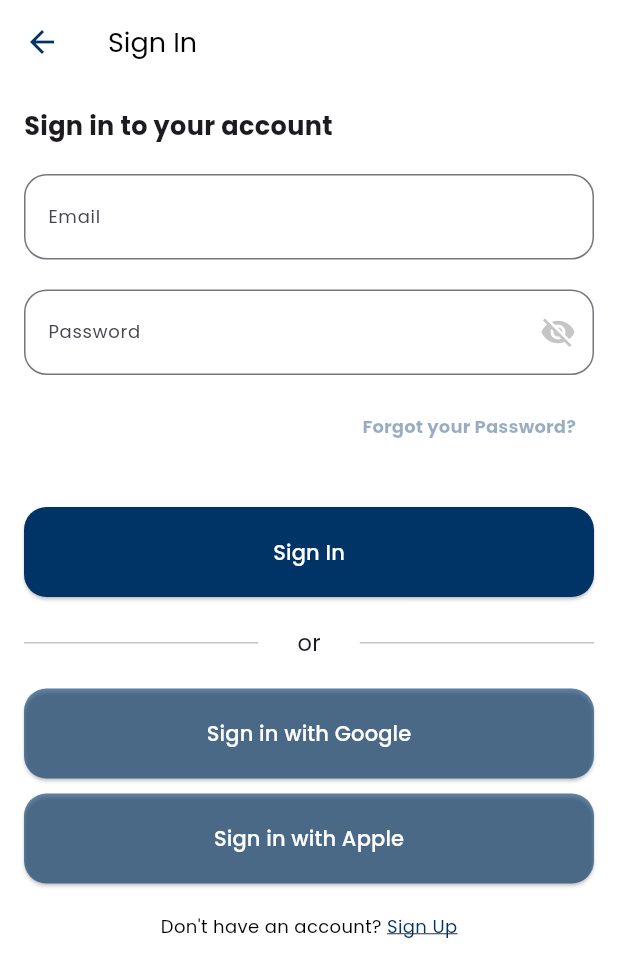
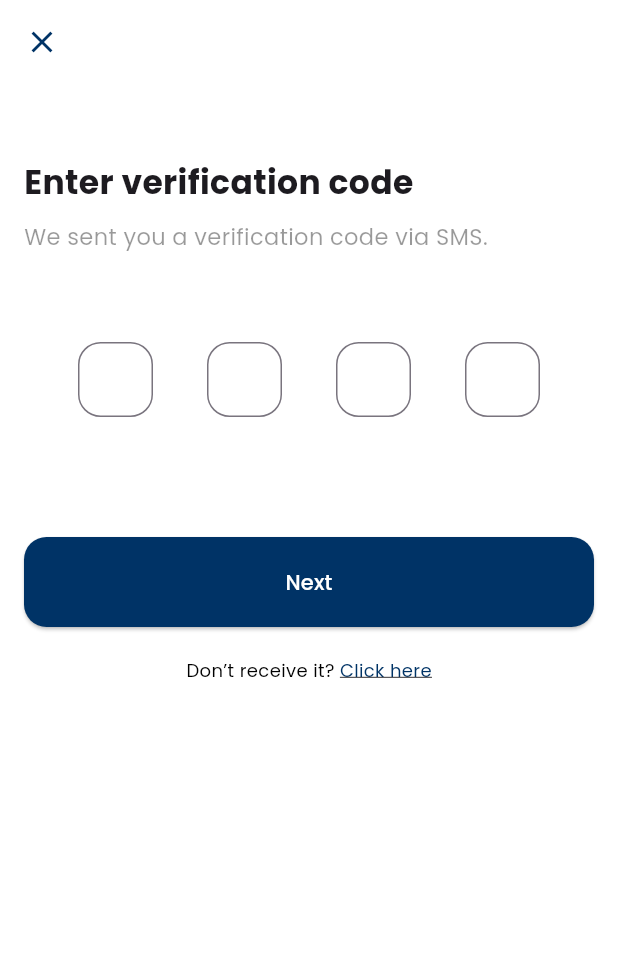
Before and after one commit to EngMohammed23/Graduation_Project, a Flutter app: the screen it shows after launch, on a phone screen of 412 x 824 dp. Shown: the top 977 px of the screen. Run offline on Flutter 3.47's test engine with Material 3 defaults, Android fonts, the phone set to English and light mode, and no system bars; our stand-ins replace file_picker, get, google_fonts, image_picker.

Commit message:
verification Code

```diff
--- a/lib/controller/welcome_controller.dart
+++ b/lib/controller/welcome_controller.dart
@@ -1,6 +1,6 @@
 import 'package:flutter/material.dart';
 import 'package:get/get.dart';
-import 'package:takatuf/views/Signin_screen.dart';
+import 'package:takatuf/views/signin_screen.dart';
 
 class WelcomeController extends GetxController {
   var currentPage = 0.obs;
--- a/lib/main.dart
+++ b/lib/main.dart
@@ -1,6 +1,7 @@
 import 'package:flutter/material.dart';
 import 'package:get/get.dart';
-import 'package:takatuf/views/Signin_screen.dart';
+import 'package:takatuf/views/signin_screen.dart';
+import 'package:takatuf/views/verification_code_screen.dart';
 
 void main() {
   runApp(const MainApp());
@@ -13,7 +14,7 @@ class MainApp extends StatelessWidget {
   Widget build(BuildContext context) {
     return GetMaterialApp(
       debugShowCheckedModeBanner: false,
-      home: SigninScreen(),
+      home: VerificationCodeScreen(),
     );
   }
 }
--- a/lib/views/signup_screen.dart
+++ b/lib/views/signup_screen.dart
@@ -1,8 +1,8 @@
 import 'package:flutter/gestures.dart';
 import 'package:flutter/material.dart';
 import 'package:get/get.dart';
-import 'package:takatuf/views/Signin_screen.dart';
-import 'package:takatuf/views/VerifyMobileScreen.dart';
+import 'package:takatuf/views/signin_screen.dart';
+import 'package:takatuf/views/verify_mobile_screen.dart';
 
 class SignupScreen extends StatefulWidget {
   SignupScreen({super.key});
--- /dev/null
+++ b/lib/views/verification_code_screen.dart
@@ -0,0 +1,144 @@
+import 'package:flutter/gestures.dart';
+import 'package:flutter/material.dart';
+import 'package:get/get.dart';
+
+class VerificationCodeScreen extends StatelessWidget {
+  VerificationCodeScreen({super.key});
+
+  final List<TextEditingController> controllers =
+      List.generate(4, (_) => TextEditingController());
+
+  @override
+  Widget build(BuildContext context) {
+    return Scaffold(
+      appBar: AppBar(
+        leading: IconButton(
+          icon: Icon(Icons.close, color: Color(0xFF003366)), // زر الإغلاق
+          onPressed: () {
+            Navigator.of(context).pop(); // العودة للواجهة السابقة
+          },
+        ),
+        backgroundColor: Colors.white, // خلفية AppBar بيضاء
+        elevation: 0,
+      ),
+      backgroundColor: Colors.white, // خلفية الشاشة بيضاء
+      body: Padding(
+        padding: const EdgeInsets.only(
+            top: 50.0, left: 16.0, right: 16.0), // تحريك كل العناصر لأسفل
+        child: Column(
+          crossAxisAlignment:
+              CrossAxisAlignment.start, // محاذاة للعناصر إلى اليسار
+          children: [
+            Text(
+              'Enter verification code',
+              style: TextStyle(
+                fontSize: 22,
+                fontFamily: 'Poppins',
+                fontWeight: FontWeight.bold,
+              ),
+            ),
+            SizedBox(height: 10),
+            Text(
+              'We sent you a verification code via SMS.',
+              style: TextStyle(
+                fontSize: 15,
+                fontFamily: 'Poppins',
+                color: Colors.black.withOpacity(0.4), // شفافية 40%
+              ),
+            ),
+            SizedBox(height: 30),
+            Center(
+              child: Row(
+                mainAxisAlignment: MainAxisAlignment.spaceEvenly,
+                children: List.generate(
+                  4,
+                  (index) => Container(
+                    margin: const EdgeInsets.symmetric(
+                        vertical: 30), // مسافة 30 من الأعلى والأسفل
+                    width: 50,
+                    height: 50,
+                    child: TextField(
+                      controller: controllers[index],
+                      textAlign: TextAlign.center,
+                      keyboardType: TextInputType.number,
+                      maxLength: 1,
+                      style: TextStyle(
+                        fontSize: 20,
+                        fontFamily: 'Poppins',
+                        fontWeight: FontWeight.bold,
+                      ),
+                      decoration: InputDecoration(
+                        counterText: '',
+                        border: OutlineInputBorder(
+                          borderRadius: BorderRadius.circular(15.0),
+                        ),
+                      ),
+                      onChanged: (value) {
+                        if (value.isNotEmpty && index < 3) {
+                          FocusScope.of(context)
+                              .nextFocus(); // الانتقال للحقول التالية تلقائيًا
+                        }
+                      },
+                    ),
+                  ),
+                ),
+              ),
+            ),
+            SizedBox(height: 50), // مسافة إضافية فوق الزر
+            ElevatedButton(
+              style: ElevatedButton.styleFrom(
+                backgroundColor: Color(0xFF003366),
+                minimumSize: Size(double.infinity, 60),
+                shape: RoundedRectangleBorder(
+                  borderRadius: BorderRadius.circular(15.0),
+                ),
+              ),
+              onPressed: () {
+                // منطق التأكيد هنا
+                print(
+                    "Verification code entered: ${controllers.map((c) => c.text).join()}");
+              },
+              child: Text(
+                'Next',
+                style: TextStyle(
+                  fontSize: 14,
+                  fontFamily: 'Poppins',
+                  color: Colors.white,
+                ),
+              ),
+            ),
+            SizedBox(height: 20),
+            Align(
+              alignment: Alignment.center,
+              child: Text.rich(
+                TextSpan(
+                  text: 'Don’t receive it? ',
+                  style: TextStyle(
+                    fontSize: 12,
+                    fontFamily: 'Poppins',
+                    color: Colors.black,
+                  ),
+                  children: [
+                    TextSpan(
+                      text: 'Click here',
+                      style: TextStyle(
+                        fontSize: 12,
+                        fontFamily: 'Poppins',
+                        color: Color(0xFF003366),
+                        decoration: TextDecoration.underline,
+                      ),
+                      recognizer: TapGestureRecognizer()
+                        ..onTap = () {
+                          print("Resend code tapped!");
+                        },
+                    ),
+                  ],
+                ),
+              ),
+            ),
+          ],
+        ),
+      ),
+    );
+  }
+}
```
Also changed, not shown: lib/views/verify_mobile_screen.dart (renamed from lib/views/VerifyMobileScreen.dart).
